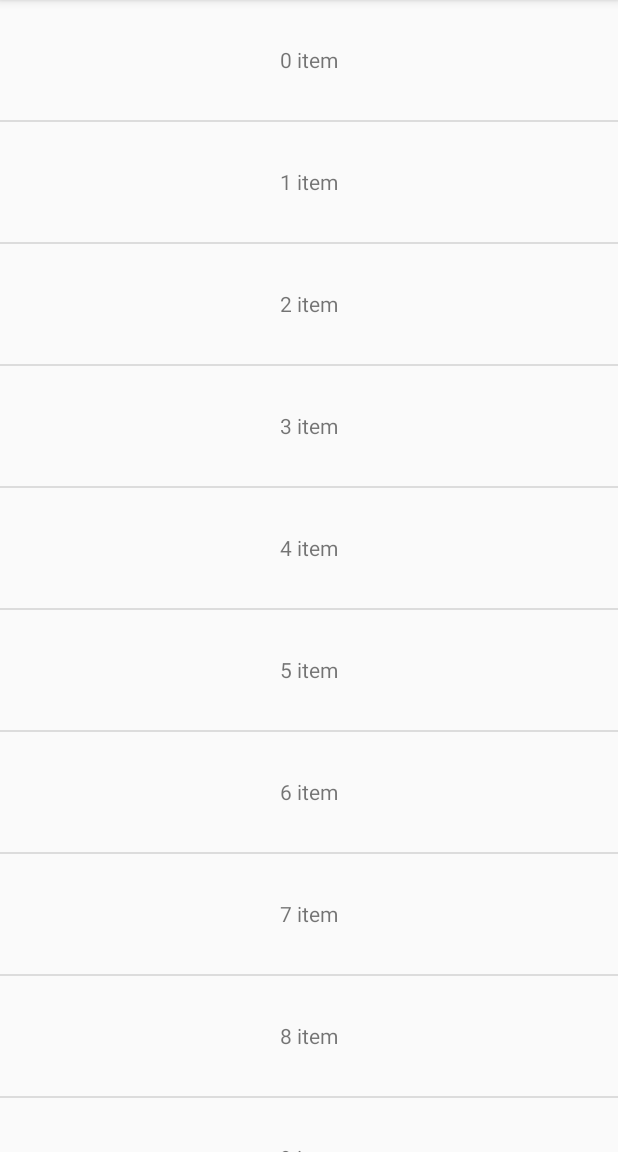
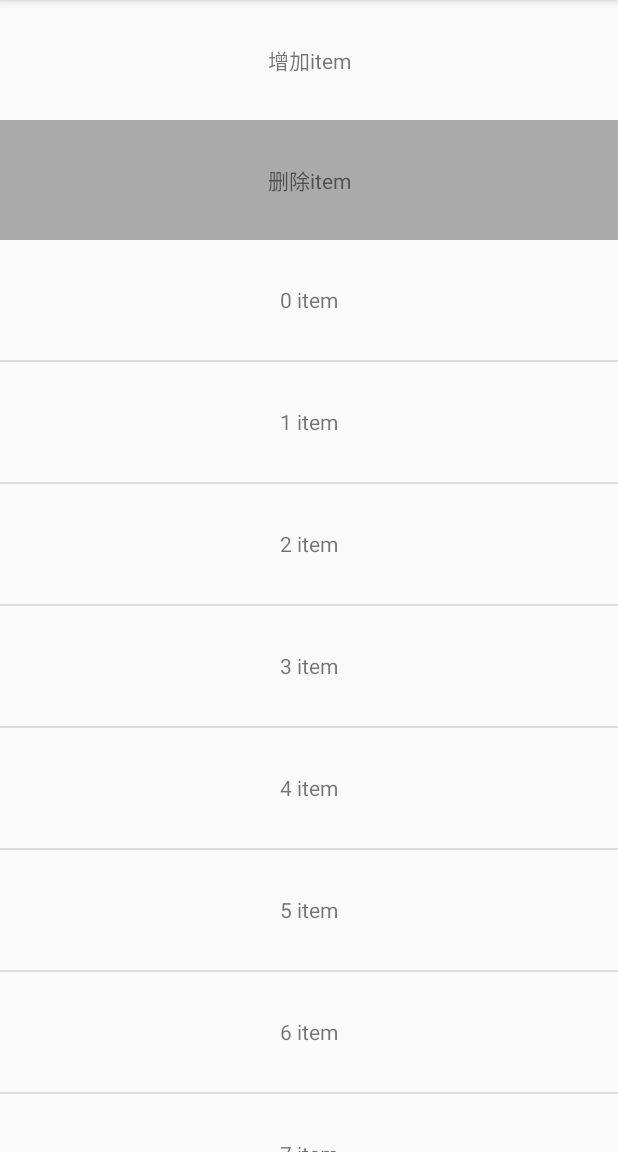
Before and after one commit to xueyeqing/Android, an Android app: the screen it shows after launch (MainActivity), on a phone screen of 412 x 824 dp, the part 84-1236 px from its top. Run offline under Robolectric (Android 15) with nearby library versions, the phone set to English and light mode, and no system bars.

Commit message:
recycleview学习，默认动画，点击事件

```diff
--- a/android_recycleviewbase/src/main/java/com/winorout/zyzhang/activity/recycleviewbase/MainActivity.java
+++ b/android_recycleviewbase/src/main/java/com/winorout/zyzhang/activity/recycleviewbase/MainActivity.java
@@ -2,18 +2,25 @@ package com.winorout.zyzhang.activity.recycleviewbase;
 
 import android.support.v7.app.AppCompatActivity;
 import android.os.Bundle;
+import android.support.v7.widget.DefaultItemAnimator;
 import android.support.v7.widget.LinearLayoutManager;
 import android.support.v7.widget.RecyclerView;
+import android.view.View;
+import android.widget.TextView;
+import android.widget.Toast;
 
 import com.winorout.zyzhang.activity.recycleviewbase.adapter.MyAdapter;
 
 import java.util.ArrayList;
 
-public class MainActivity extends AppCompatActivity {
+public class MainActivity extends AppCompatActivity implements View.OnClickListener {
 
     private RecyclerView mRecyclerView;
-    private RecyclerView.Adapter mAdapter;
+    private MyAdapter mAdapter;
     private RecyclerView.LayoutManager mLayoutManager;
+
+    private TextView mAddItemBtn;
+    private TextView mDelItemBtn;
 
     @Override
     protected void onCreate(Bundle savedInstanceState) {
@@ -22,15 +29,33 @@ public class MainActivity extends AppCompatActivity {
 
         initData();
         initView();
+        initAction();
     }
 
     private void initData() {
         mLayoutManager = new LinearLayoutManager(this, LinearLayoutManager.VERTICAL, false);
 //        mLayoutManager = new LinearLayoutManager(this, LinearLayoutManager.HORIZONTAL, false);
         mAdapter = new MyAdapter(getData());
+
+        mAdapter.setOnItemClickListener(new MyAdapter.OnItemClickListener() {
+
+            @Override
+            public void onItemClick(View view, int pos) {
+                Toast.makeText(MainActivity.this, "click " + pos + " item", Toast.LENGTH_SHORT).show();
+            }
+
+            @Override
+            public void onItemLongClick(View view, int pos) {
+                Toast.makeText(MainActivity.this, "long click " + pos + " item", Toast.LENGTH_SHORT).show();
+            }
+        });
     }
 
     private void initView() {
+
+        mAddItemBtn = (TextView) findViewById(R.id.rv_add_item_btn);
+        mDelItemBtn = (TextView) findViewById(R.id.rv_del_item_btn);
+
         mRecyclerView = (RecyclerView) findViewById(R.id.my_recycler_view);
         // 设置布局管理器
         mRecyclerView.setLayoutManager(mLayoutManager);
@@ -40,7 +65,17 @@ public class MainActivity extends AppCompatActivity {
         //设置RecyclerView的间隔样式。
         mRecyclerView.addItemDecoration(new MyDividerItemDecoration(this, LinearLayoutManager.VERTICAL));
 //        mRecyclerView.addItemDecoration(new MyDividerItemDecoration(this, LinearLayoutManager.HORIZONTAL));
+
+        // 设置Item添加和移除的动画
+        mRecyclerView.setItemAnimator(new DefaultItemAnimator());
+
     }
+
+    private void initAction() {
+        mAddItemBtn.setOnClickListener(this);
+        mDelItemBtn.setOnClickListener(this);
+    }
+
 
     private ArrayList<String> getData() {
         ArrayList<String> data = new ArrayList<>();
@@ -50,4 +85,18 @@ public class MainActivity extends AppCompatActivity {
         }
         return data;
     }
+
+    @Override
+    public void onClick(View v) {
+        int id = v.getId();
+        if (id == R.id.rv_add_item_btn) {
+            mAdapter.addNewItem();
+            // 由于Adapter内部是直接在首个Item位置做增加操作，增加完毕后列表移动到首个Item位置
+            mLayoutManager.scrollToPosition(0);
+        } else if (id == R.id.rv_del_item_btn) {
+            mAdapter.deleteItem();
+            // 由于Adapter内部是直接在首个Item位置做删除操作，删除完毕后列表移动到首个Item位置
+            mLayoutManager.scrollToPosition(0);
+        }
+    }
 }
--- a/android_recycleviewbase/src/main/java/com/winorout/zyzhang/activity/recycleviewbase/adapter/MyAdapter.java
+++ b/android_recycleviewbase/src/main/java/com/winorout/zyzhang/activity/recycleviewbase/adapter/MyAdapter.java
@@ -19,8 +19,30 @@ public class MyAdapter extends RecyclerView.Adapter<MyAdapter.ViewHolder> {
 
     private ArrayList<String> mData;
 
+    /**
+     * 事件回调监听
+     */
+    private MyAdapter.OnItemClickListener onItemClickListener;
+
+
     public MyAdapter(ArrayList<String> data) {
         this.mData = data;
+    }
+
+    public void addNewItem() {
+        if (mData == null) {
+            mData = new ArrayList<>();
+        }
+        mData.add(0, "new Item");
+        notifyItemInserted(0);
+    }
+
+    public void deleteItem() {
+        if (mData == null || mData.isEmpty()) {
+            return;
+        }
+        mData.remove(0);
+        notifyItemRemoved(0);
     }
 
     /**
@@ -46,9 +68,37 @@ public class MyAdapter extends RecyclerView.Adapter<MyAdapter.ViewHolder> {
      * @param position
      */
     @Override
-    public void onBindViewHolder(ViewHolder holder, int position) {
+    public void onBindViewHolder(final ViewHolder holder, int position) {
         // 绑定数据
         holder.mTv.setText(mData.get(position));
+
+        /**
+         * item 点击事件
+         */
+        holder.itemView.setOnClickListener(new View.OnClickListener() {
+            @Override
+            public void onClick(View view) {
+                if (onItemClickListener != null) {
+                    int pos = holder.getLayoutPosition();
+                    onItemClickListener.onItemClick(holder.itemView, pos);
+                }
+            }
+        });
+
+        /**
+         *item 长按事件
+         */
+        holder.itemView.setOnLongClickListener(new View.OnLongClickListener() {
+            @Override
+            public boolean onLongClick(View view) {
+                if (onItemClickListener != null) {
+                    int pos = holder.getLayoutPosition();
+                    onItemClickListener.onItemLongClick(holder.itemView, pos);
+                }
+                //表示此事件已经消费，不会触发单击事件
+                return true;
+            }
+        });
     }
 
     @Override
@@ -69,4 +119,23 @@ public class MyAdapter extends RecyclerView.Adapter<MyAdapter.ViewHolder> {
         }
     }
 
+    /**
+     * 定义接口
+     */
+    public interface OnItemClickListener {
+
+        void onItemClick(View view, int pos);
+
+        void onItemLongClick(View view, int pos);
+    }
+
+    /**
+     * 设置回调监听
+     *
+     * @param listener
+     */
+    public void setOnItemClickListener(MyAdapter.OnItemClickListener listener) {
+        this.onItemClickListener = listener;
+    }
+
 }
--- a/android_recycleviewbase/src/main/res/layout/activity_main.xml
+++ b/android_recycleviewbase/src/main/res/layout/activity_main.xml
@@ -3,6 +3,21 @@
     android:layout_width="match_parent"
     android:layout_height="match_parent"
     android:orientation="vertical">
+
+    <TextView
+        android:id="@+id/rv_add_item_btn"
+        android:layout_width="match_parent"
+        android:layout_height="120px"
+        android:gravity="center"
+        android:text="增加item" />
+
+    <TextView
+        android:id="@+id/rv_del_item_btn"
+        android:layout_width="match_parent"
+        android:layout_height="120px"
+        android:background="@android:color/darker_gray"
+        android:gravity="center"
+        android:text="删除item" />
 
     <android.support.v7.widget.RecyclerView
         android:id="@+id/my_recycler_view"
```
Also changed, not shown: 1 other file.
